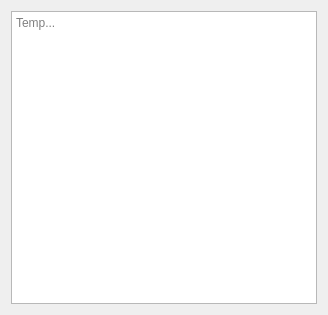
Before: the Qt Designer form src/dialogs/createtaskdlg.ui in campbellmbrown/task-app, drawn with Qt 5.
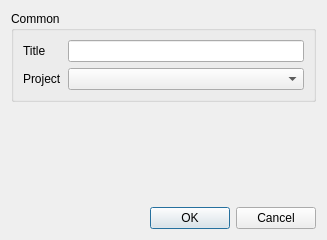
After: the same form once the commit is applied.

Commit message: #12 Filling in create task dialog

What changed in the file:
```diff
--- a/src/dialogs/createtaskdlg.ui
+++ b/src/dialogs/createtaskdlg.ui
@@ -6,18 +6,63 @@
    <rect>
     <x>0</x>
     <y>0</y>
-    <width>328</width>
-    <height>315</height>
+    <width>327</width>
+    <height>240</height>
    </rect>
   </property>
   <property name="windowTitle">
    <string>CreateTaskDlg</string>
   </property>
-  <layout class="QGridLayout" name="createTaskLayout">
-   <item row="0" column="0">
-    <widget class="QPlainTextEdit" name="temp">
-     <property name="placeholderText">
-      <string>Temp...</string>
+  <layout class="QVBoxLayout" name="verticalLayout">
+   <item>
+    <widget class="QGroupBox" name="commonGroupBox">
+     <property name="title">
+      <string>Common</string>
+     </property>
+     <layout class="QFormLayout" name="commonFormLayout">
+      <item row="0" column="0">
+       <widget class="QLabel" name="titleLabel">
+        <property name="text">
+         <string>Title</string>
+        </property>
+       </widget>
+      </item>
+      <item row="0" column="1">
+       <widget class="QLineEdit" name="titleLineEdit"/>
+      </item>
+      <item row="1" column="0">
+       <widget class="QLabel" name="projectLabel">
+        <property name="text">
+         <string>Project</string>
+        </property>
+       </widget>
+      </item>
+      <item row="1" column="1">
+       <widget class="QComboBox" name="projectComboBox"/>
+      </item>
+     </layout>
+    </widget>
+   </item>
+   <item>
+    <spacer name="verticalSpacer">
+     <property name="orientation">
+      <enum>Qt::Vertical</enum>
+     </property>
+     <property name="sizeHint" stdset="0">
+      <size>
+       <width>20</width>
+       <height>40</height>
+      </size>
+     </property>
+    </spacer>
+   </item>
+   <item>
+    <widget class="QDialogButtonBox" name="buttonBox">
+     <property name="standardButtons">
+      <set>QDialogButtonBox::Cancel|QDialogButtonBox::Ok</set>
+     </property>
+     <property name="centerButtons">
+      <bool>false</bool>
      </property>
     </widget>
    </item>
```
Left out of the diff: 2 changed lines with no effect on the pictures. The commit also changes 1 other file.
